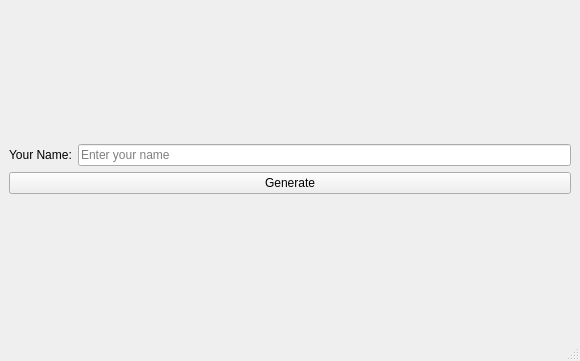
Above: mainwindow.ui from aksato/pig_repgen_gui before the change. Below: the same form after it.
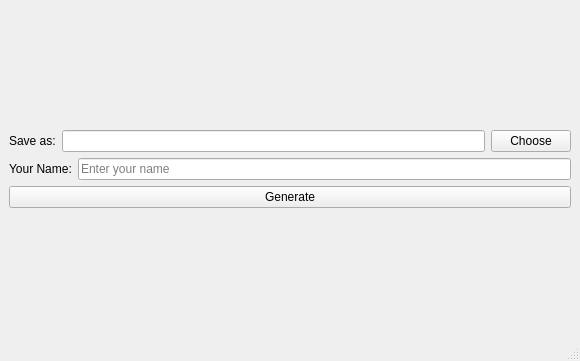
That is the form after the change.

Patch:
```diff
--- a/mainwindow.ui
+++ b/mainwindow.ui
@@ -18,7 +18,28 @@
     <item>
      <layout class="QVBoxLayout" name="verticalLayout">
       <item>
-       <layout class="QHBoxLayout" name="horizontalLayout">
+       <layout class="QHBoxLayout" name="filenameHorizontalLayout">
+        <item>
+         <widget class="QLabel" name="filenameLabel">
+          <property name="text">
+           <string>Save as:</string>
+          </property>
+         </widget>
+        </item>
+        <item>
+         <widget class="QLineEdit" name="filenameLineEdit"/>
+        </item>
+        <item>
+         <widget class="QPushButton" name="filenamePushButton">
+          <property name="text">
+           <string>Choose</string>
+          </property>
+         </widget>
+        </item>
+       </layout>
+      </item>
+      <item>
+       <layout class="QHBoxLayout" name="nameHorizontalLayout">
         <item>
          <widget class="QLabel" name="nameLabel">
           <property name="text">
```
Left out of the diff: 22 changed lines with no effect on the pictures.
